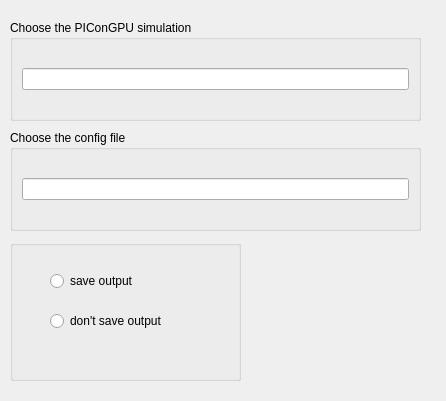
This is src/Interface/Modules/ParticleInCell/PIConGPUDialog.ui in SCIInstitute/SCIRun as Qt 5 draws it before an edit. The edited form follows.
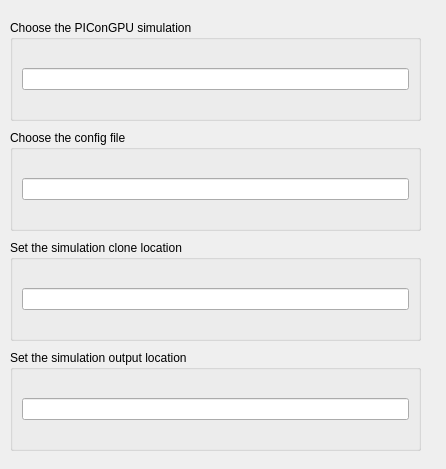
This is the edited form.

Commit message:
2 additional inputs, both SST and Saved output
Inputs to set paths for a duplicate of the simulation, and output data are added.  If a streaming data config file is used then the output directory entered in the UI is ignored and a fixed directory of $SCRATCH/runs/SST is used.

```diff
--- a/src/Interface/Modules/ParticleInCell/PIConGPUDialog.ui
+++ b/src/Interface/Modules/ParticleInCell/PIConGPUDialog.ui
@@ -2,6 +2,14 @@
 <ui version="4.0">
  <class>PIConGPUDialog</class>
  <widget class="QDialog" name="PIConGPUDialog">
+  <property name="geometry">
+   <rect>
+    <x>0</x>
+    <y>0</y>
+    <width>446</width>
+    <height>469</height>
+   </rect>
+  </property>
   <property name="sizePolicy">
    <sizepolicy hsizetype="Fixed" vsizetype="Fixed">
     <horstretch>0</horstretch>
@@ -11,51 +19,12 @@
   <property name="minimumSize">
    <size>
     <width>446</width>
-    <height>401</height>
+    <height>469</height>
    </size>
   </property>
   <property name="windowTitle">
    <string>Dialog</string>
   </property>
-  <widget class="QGroupBox" name="groupBox">
-   <property name="geometry">
-    <rect>
-     <x>10</x>
-     <y>240</y>
-     <width>231</width>
-     <height>141</height>
-    </rect>
-   </property>
-   <property name="title">
-    <string/>
-   </property>
-   <widget class="QRadioButton" name="dontsavedataButton_">
-    <property name="geometry">
-     <rect>
-      <x>40</x>
-      <y>70</y>
-      <width>129</width>
-      <height>22</height>
-     </rect>
-    </property>
-    <property name="text">
-     <string>don't save output</string>
-    </property>
-   </widget>
-   <widget class="QRadioButton" name="savedataButton_">
-    <property name="geometry">
-     <rect>
-      <x>40</x>
-      <y>30</y>
-      <width>95</width>
-      <height>22</height>
-     </rect>
-    </property>
-    <property name="text">
-     <string>save output</string>
-    </property>
-   </widget>
-  </widget>
   <widget class="QGroupBox" name="groupBox_4">
    <property name="geometry">
     <rect>
@@ -92,6 +61,42 @@
     </item>
    </layout>
   </widget>
+  <widget class="QGroupBox" name="groupBox_6">
+   <property name="geometry">
+    <rect>
+     <x>10</x>
+     <y>240</y>
+     <width>411</width>
+     <height>101</height>
+    </rect>
+   </property>
+   <property name="title">
+    <string>Set the simulation clone location</string>
+   </property>
+   <layout class="QVBoxLayout" name="verticalLayout_4">
+    <item>
+     <widget class="QLineEdit" name="inputClone_"/>
+    </item>
+   </layout>
+  </widget>
+  <widget class="QGroupBox" name="groupBox_7">
+   <property name="geometry">
+    <rect>
+     <x>10</x>
+     <y>350</y>
+     <width>411</width>
+     <height>101</height>
+    </rect>
+   </property>
+   <property name="title">
+    <string>Set the simulation output location</string>
+   </property>
+   <layout class="QVBoxLayout" name="verticalLayout_5">
+    <item>
+     <widget class="QLineEdit" name="outputData_"/>
+    </item>
+   </layout>
+  </widget>
  </widget>
  <resources/>
  <connections/>
```
The commit also changes 6 other files.
